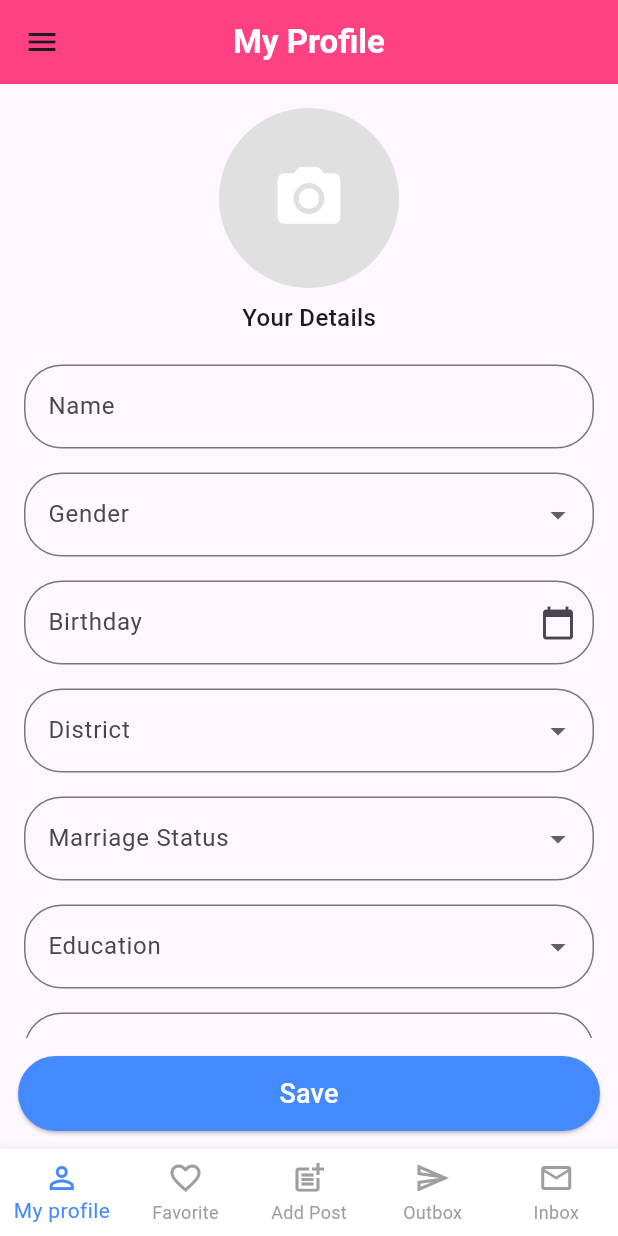
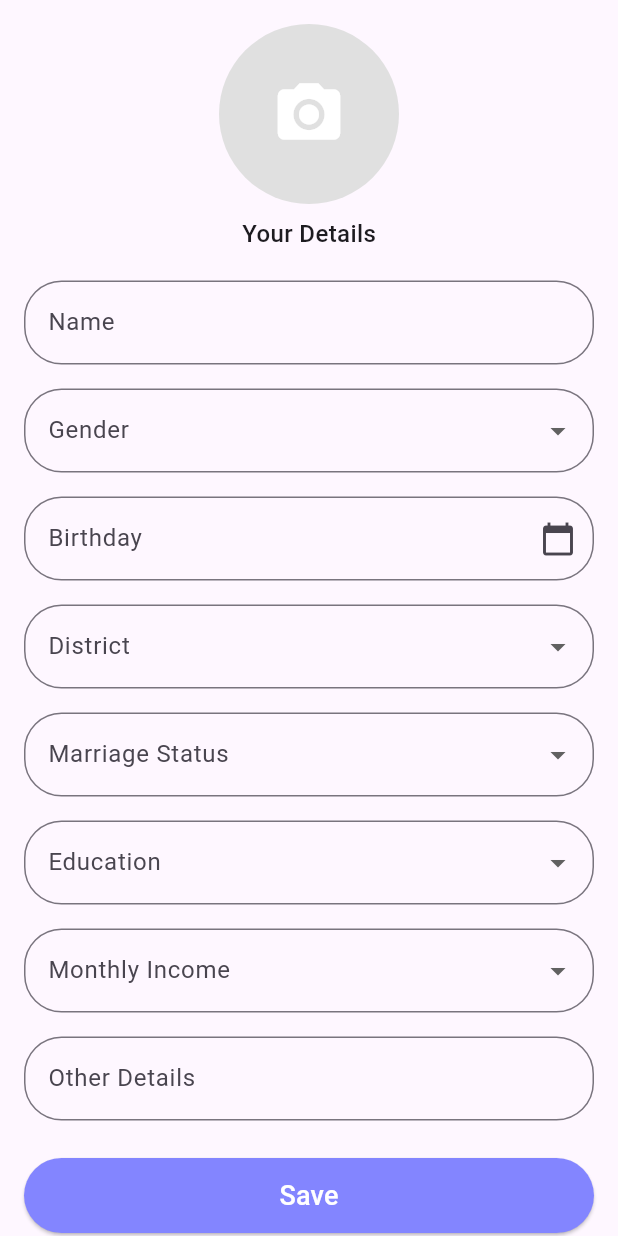
Before and after one commit to Theekshana1999/Social-Media-App, a Flutter app: the MyProfilePage screen opened by its route, on a phone screen of 412 x 824 dp. Run offline on Flutter 3.47's test engine with Material 3 defaults, Android fonts, the phone set to English and light mode, and no system bars; our stand-ins replace curved_navigation_bar, font_awesome_flutter, get, image_picker.

Commit message:
feat: enhance MyProfilePage layout and add save functionality with navigation to HomeScreen

```diff
--- a/lib/Screen/myprofile_screen.dart
+++ b/lib/Screen/myprofile_screen.dart
@@ -1,6 +1,7 @@
 import 'dart:io';
 import 'package:flutter/material.dart';
 import 'package:image_picker/image_picker.dart';
+import 'package:login/Screen/home_screen.dart';
 
 class MyProfilePage extends StatefulWidget {
   const MyProfilePage({super.key});
@@ -67,15 +68,6 @@ class _MyProfilePageState extends State<MyProfilePage> {
   @override
   Widget build(BuildContext context) {
     return Scaffold(
-      appBar: AppBar(
-        backgroundColor: Colors.pinkAccent,
-        title: const Text(
-          "My Profile",
-          style: TextStyle(color: Colors.white, fontWeight: FontWeight.bold),
-        ),
-        centerTitle: true,
-        leading: IconButton(icon: const Icon(Icons.menu), onPressed: () {}),
-      ),
       body: Column(
         children: [
           Expanded(
@@ -86,9 +78,6 @@ class _MyProfilePageState extends State<MyProfilePage> {
                   // Profile Image
                   GestureDetector(
                     onTap: () {
-                      print("Image path is $_image");
-                      //check permission
-
                       _pickImage(ImageSource.gallery);
                     },
                     child: CircleAvatar(
@@ -273,7 +262,7 @@ class _MyProfilePageState extends State<MyProfilePage> {
                       });
                     },
                   ),
-                  const SizedBox(height: 30),
+                  const SizedBox(height: 16),
                   TextField(
                     controller: _nameController,
                     decoration: InputDecoration(
@@ -283,65 +272,37 @@ class _MyProfilePageState extends State<MyProfilePage> {
                       ),
                     ),
                   ),
-                ],
-              ),
-            ),
-          ),
-
-          // Save Button
-          Padding(
-            padding: const EdgeInsets.all(12.0),
-            child: ElevatedButton(
+                  const SizedBox(height: 25),
+                  ElevatedButton(
                     style: ElevatedButton.styleFrom(
-                backgroundColor: Colors.blueAccent,
+                      backgroundColor: Color(0xFF8385FF),
                       minimumSize: const Size(double.infinity, 50),
                       shape: RoundedRectangleBorder(
                         borderRadius: BorderRadius.circular(25),
                       ),
                     ),
                     onPressed: () {
-                ScaffoldMessenger.of(
+                      // Save the profile details
+                      ScaffoldMessenger.of(context).showSnackBar(
+                        const SnackBar(content: Text("Details Saved!")),
+                      );
+                      Navigator.pushReplacement(
                         context,
-                ).showSnackBar(const SnackBar(content: Text("Details Saved!")));
+                        MaterialPageRoute(builder: (context) => HomeScreen()),
+                      );
                     },
                     child: const Text(
                       "Save",
                       style: TextStyle(fontSize: 18, color: Colors.white),
                     ),
                   ),
+                ],
+              ),
+            ),
           ),
         ],
-      ),
 
-      // Bottom Navigation Bar
-      bottomNavigationBar: BottomNavigationBar(
-        type: BottomNavigationBarType.fixed,
-        backgroundColor: Colors.white,
-        selectedItemColor: Colors.blueAccent,
-        unselectedItemColor: Colors.grey,
-        items: const [
-          BottomNavigationBarItem(
-            icon: Icon(Icons.person_outline),
-            label: "My profile",
-          ),
-          BottomNavigationBarItem(
-            icon: Icon(Icons.favorite_border),
-            label: "Favorite",
-          ),
-
-          BottomNavigationBarItem(
-            icon: Icon(Icons.post_add),
-            label: "Add Post",
-          ),
-          BottomNavigationBarItem(
-            icon: Icon(Icons.send_outlined),
-            label: "Outbox",
-          ),
-          BottomNavigationBarItem(
-            icon: Icon(Icons.mail_outline),
-            label: "Inbox",
-          ),
-        ],
+        // Save Button
       ),
     );
   }
```
Lines whose indentation alone changed are shown as unchanged.
